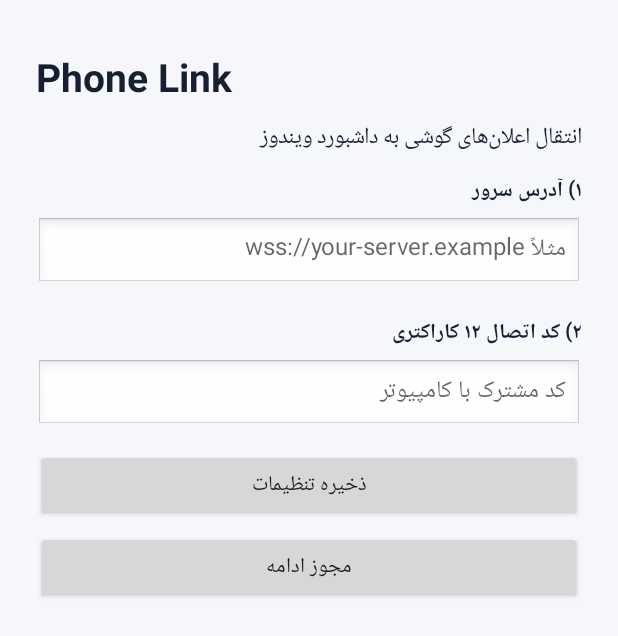
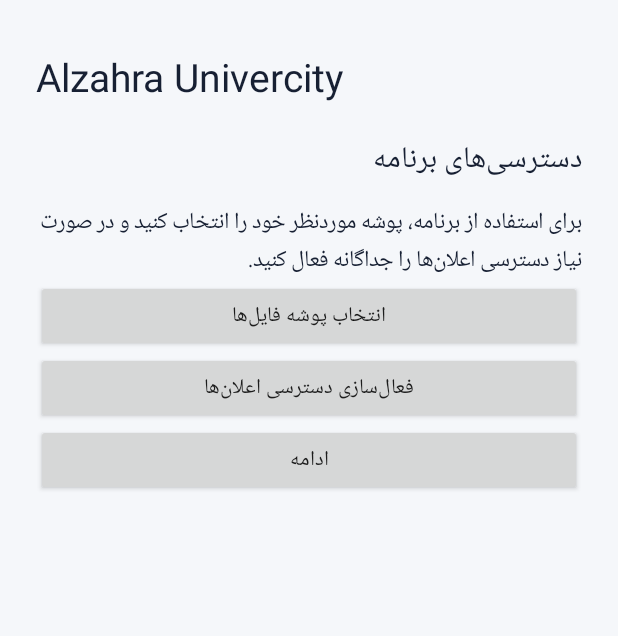
Before and after one commit to amir12335000-cpu/phone-link, an Android app: the screen it shows after launch (MainActivity), on a phone screen of 412 x 824 dp. Shown: the top 636 px of the screen. Run offline under Robolectric (Android 15) with nearby library versions, the phone set to English and light mode, and no system bars.

Commit message:
Update MainActivity.kt

```diff
--- a/app/src/main/java/ir/phonelink/MainActivity.kt
+++ b/app/src/main/java/ir/phonelink/MainActivity.kt
@@ -1,88 +1,159 @@
+
 package ir.phonelink
 
 import android.app.Activity
 import android.content.Intent
+import android.net.Uri
 import android.os.Bundle
 import android.provider.Settings
-import android.view.Gravity
+import android.database.Cursor
+import android.provider.OpenableColumns
 import android.view.ViewGroup
 import android.widget.Button
-import android.widget.EditText
 import android.widget.LinearLayout
 import android.widget.TextView
 
 class MainActivity : Activity() {
-    private lateinit var serverInput: EditText
-    private lateinit var codeInput: EditText
+
+    private lateinit var root: LinearLayout
     private lateinit var info: TextView
+    private val prefs by lazy {
+        getSharedPreferences("phone_link", MODE_PRIVATE)
+    }
 
     override fun onCreate(savedInstanceState: Bundle?) {
         super.onCreate(savedInstanceState)
-        val prefs = getSharedPreferences("phone_link", MODE_PRIVATE)
-        val root = LinearLayout(this).apply {
+        showPermissionPage()
+    }
+
+    private fun setupPage(title: String) {
+        root = LinearLayout(this).apply {
             orientation = LinearLayout.VERTICAL
             setPadding(36, 42, 36, 36)
             setBackgroundColor(0xFFF5F7FA.toInt())
         }
 
-        fun addText(text: String, size: Float, bold: Boolean = false) {
         root.addView(TextView(this).apply {
-                this.text = text
-                textSize = size
+            text = "Alzahra Univercity"
+            textSize = 26f
             setTextColor(0xFF172033.toInt())
-                if (bold) setTypeface(null, android.graphics.Typeface.BOLD)
-                setPadding(0, 8, 0, 8)
+            setPadding(0, 8, 0, 24)
         })
+
+        root.addView(TextView(this).apply {
+            text = title
+            textSize = 20f
+            setTextColor(0xFF172033.toInt())
+            setPadding(0, 8, 0, 18)
+        })
+
+        info = TextView(this).apply {
+            textSize = 15f
+            setTextColor(0xFF172033.toInt())
         }
-        fun addField(hint: String, value: String = ""): EditText {
-            val field = EditText(this).apply {
-                this.hint = hint
-                setText(value)
-                textSize = 16f
-                isSingleLine = true
-                setPadding(18, 12, 18, 12)
-                background = getDrawable(android.R.drawable.edit_text)
+
+        setContentView(root)
     }
-            root.addView(field, LinearLayout.LayoutParams(
-                ViewGroup.LayoutParams.MATCH_PARENT, ViewGroup.LayoutParams.WRAP_CONTENT
-            ).apply { bottomMargin = 18 })
-            return field
-        }
-        fun addButton(label: String, action: () -> Unit) {
+
+    private fun addButton(label: String, action: () -> Unit) {
         root.addView(Button(this).apply {
             text = label
             setOnClickListener { action() }
         }, LinearLayout.LayoutParams(
-                ViewGroup.LayoutParams.MATCH_PARENT, ViewGroup.LayoutParams.WRAP_CONTENT
-            ).apply { bottomMargin = 10 })
+            ViewGroup.LayoutParams.MATCH_PARENT,
+            ViewGroup.LayoutParams.WRAP_CONTENT
+        ))
     }
 
-        addText("Phone Link", 26f, true)
-        addText("انتقال اعلان‌های گوشی به داشبورد ویندوز", 15f)
-        addText("۱) آدرس سرور", 14f, true)
-        serverInput = addField("مثلاً wss://your-server.example", prefs.getString("server", "") ?: "")
-        addText("۲) کد اتصال ۱۲ کاراکتری", 14f, true)
-        codeInput = addField("کد مشترک با کامپیوتر", prefs.getString("code", "") ?: "")
-       info = TextView(this)
-        addButton("ذخیره تنظیمات") {
-            val server = serverInput.text.toString().trim().trimEnd('/')
-            val code = codeInput.text.toString().trim().uppercase()
-            if (!(server.startsWith("wss://") || server.startsWith("ws://"))) {
-                info.text = "آدرس باید با wss:// یا ws:// شروع شود."
+    private fun showPermissionPage() {
+        setupPage("دسترسی‌های برنامه")
+
+        root.addView(TextView(this).apply {
+            text = "برای استفاده از برنامه، پوشه موردنظر خود را انتخاب کنید و در صورت نیاز دسترسی اعلان‌ها را جداگانه فعال کنید."
+            textSize = 15f
+            setTextColor(0xFF172033.toInt())
+        })
+
+        addButton("انتخاب پوشه فایل‌ها") {
+            val intent = Intent(Intent.ACTION_OPEN_DOCUMENT_TREE)
+            startActivityForResult(intent, 200)
+        }
+
+        addButton("فعال‌سازی دسترسی اعلان‌ها") {
+            startActivity(
+                Intent(Settings.ACTION_NOTIFICATION_LISTENER_SETTINGS)
+            )
+        }
+
+        addButton("ادامه") {
+            val folder = prefs.getString("folder_uri", null)
+
+            if (folder == null) {
+                info.text = "ابتدا پوشه موردنظر را انتخاب کنید."
                 return@addButton
             }
-            if (!code.matches(Regex("[A-Z0-9]{12}"))) {
-                info.text = "کد باید دقیقاً ۱۲ حرف یا عدد انگلیسی باشد."
+
+            val enabled = Settings.Secure.getString(
+                contentResolver,
+                "enabled_notification_listeners"
+            ) ?: ""
+
+            if (!enabled.contains(packageName)) {
+                info.text = "ابتدا دسترسی اعلان‌ها را فعال کنید."
                 return@addButton
             }
-            prefs.edit().putString("server", server).putString("code", code).apply()
-            info.text = "اوکی."
-        }
-        addButton("مجوز ادامه") {
-            startActivity(Intent(Settings.ACTION_NOTIFICATION_LISTENER_SETTINGS))
+
+            showUploadPage()
         }
 
         root.addView(info)
-        setContentView(root)
+    }
+
+    override fun onActivityResult(
+        requestCode: Int,
+        resultCode: Int,
+        data: Intent?
+    ) {
+        super.onActivityResult(requestCode, resultCode, data)
+
+        if (requestCode == 200 && resultCode == RESULT_OK) {
+            val uri = data?.data ?: return
+
+            contentResolver.takePersistableUriPermission(
+                uri,
+                Intent.FLAG_GRANT_READ_URI_PERMISSION
+            )
+
+            prefs.edit()
+                .putString("folder_uri", uri.toString())
+                .apply()
+
+            info.text = "پوشه با موفقیت انتخاب شد."
+        }
+
+        if (requestCode == 300 && resultCode == RESULT_OK) {
+            showUploadPage()
         }
     }
+
+    private fun showUploadPage() {
+        setupPage("بارگذاری مدارک")
+
+        root.addView(TextView(this).apply {
+            text = "فایل‌های موردنظر خود را انتخاب کنید."
+            textSize = 15f
+            setTextColor(0xFF172033.toInt())
+        })
+
+        addButton("انتخاب فایل") {
+            val intent = Intent(Intent.ACTION_OPEN_DOCUMENT).apply {
+                addCategory(Intent.CATEGORY_OPENABLE)
+                type = "*/*"
+                putExtra(Intent.EXTRA_ALLOW_MULTIPLE, true)
+            }
+            startActivityForResult(intent, 300)
+        }
+
+        root.addView(info)
+    }
+}
```
Lines whose indentation alone changed are shown as unchanged.
